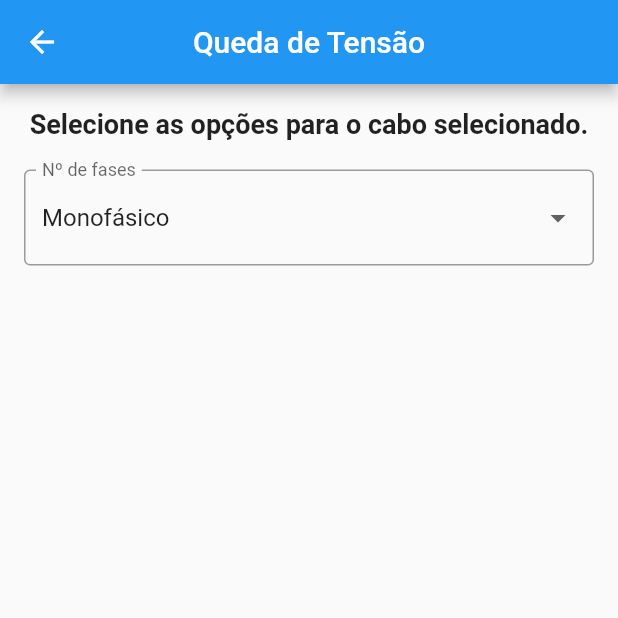
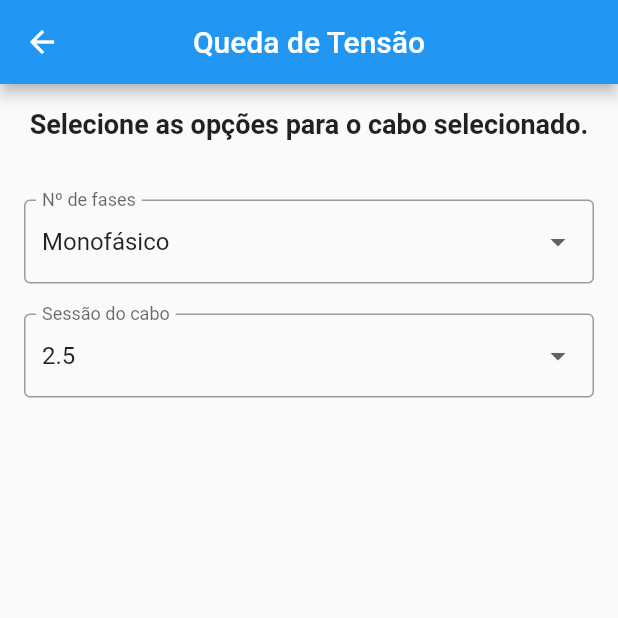
Before and after one commit to Henrique523/queda_tensao, a Flutter app: the screen it shows after launch, after a tap on "Selecionar", after a tap on "Próximo", on a phone screen of 412 x 824 dp, the top half of it. Run offline on Flutter 3.47's test engine with Material 2 defaults, Android fonts, the phone set to English and light mode, and no system bars.

Commit message:
continua desenvolvimento de aplicativo de calculo de queda de tensao

```diff
--- /dev/null
+++ b/lib/components/custom_dropdown_button.dart
@@ -0,0 +1,37 @@
+import 'package:flutter/material.dart';
+
+class CustomDropdownButton extends StatelessWidget {
+  final String dropdownValue;
+  final List<String> itemsList;
+  final void Function(String?) onChanged;
+  final String label;
+
+  CustomDropdownButton({
+    required this.dropdownValue,
+    required this.itemsList,
+    required this.onChanged,
+    required this.label,
+  });
+
+  @override
+  Widget build(BuildContext context) {
+    return DropdownButtonFormField<String>(
+      value: dropdownValue,
+      items: itemsList
+          .map(
+            (element) => DropdownMenuItem<String>(
+              child: Text(element),
+              value: element,
+            ),
+          )
+          .toList(),
+      onChanged: (value) => onChanged,
+      decoration: InputDecoration(
+        border: OutlineInputBorder(),
+        floatingLabelBehavior: FloatingLabelBehavior.auto,
+        labelText: label,
+        isDense: true,
+      ),
+    );
+  }
+}
--- a/lib/pages/cable_info.dart
+++ b/lib/pages/cable_info.dart
@@ -1,8 +1,17 @@
 import 'package:flutter/material.dart';
+import 'package:provider/provider.dart';
 import 'package:queda_tensao/components/base_structure.dart';
+import 'package:queda_tensao/components/custom_dropdown_button.dart';
+import 'package:queda_tensao/data/cables/aluminium.dart' as alluminium;
+import 'package:queda_tensao/data/cables/cupper.dart' as cupper;
+import 'package:queda_tensao/providers/calc_data.dart';
 
 class CableInfo extends StatelessWidget {
-  String dropdownValue = 'Monofásico';
+  List<String> cableSections(BuildContext context) {
+    return Provider.of<CalcData>(context).cableType == CableType.CUPPER
+      ? alluminium.infoDiameterCables.map((item) => item['diameter'].toString()).toList()
+      : cupper.infoDiameterCables.map((item) => item['diameter'].toString()).toList();
+  }
 
   @override
   Widget build(BuildContext context) {
@@ -23,22 +32,22 @@ class CableInfo extends StatelessWidget {
                 ),
               ),
             ),
+            const SizedBox(height: 40),
+            Consumer<CalcData>(
+              builder: (ctx, calcData, child) => CustomDropdownButton(
+                dropdownValue: calcData.numberOfPhases,
+                itemsList: ['Monofásico', 'Trifásico'],
+                label: 'Nº de fases',
+                onChanged: calcData.setNumberOfPhases,
+              ),
+            ),
             const SizedBox(height: 20),
-            DropdownButtonFormField<String>(
-              value: dropdownValue,
-              items: ['Monofásico', 'Trifásico']
-                  .map(
-                    (element) => DropdownMenuItem<String>(
-                      child: Text(element),
-                      value: element,
-                    ),
-                  )
-                  .toList(),
-              onChanged: (value) { },
-              decoration: InputDecoration(
-                border: OutlineInputBorder(),
-                floatingLabelBehavior: FloatingLabelBehavior.auto,
-                labelText: 'Nº de fases',
+            Consumer<CalcData>(
+              builder: (ctx, calcData, child) => CustomDropdownButton(
+                dropdownValue: calcData.cableSection,
+                itemsList: cableSections(context),
+                label: 'Sessão do cabo',
+                onChanged: calcData.setNumberOfPhases,
               ),
             ),
           ],
--- a/lib/pages/select_cable.dart
+++ b/lib/pages/select_cable.dart
@@ -38,7 +38,8 @@ class SelectCable extends StatelessWidget {
                 style: ElevatedButton.styleFrom(
                   padding: EdgeInsets.all(14),
                 ),
-                onPressed: () =>Navigator.of(context).pushNamed(AppRoutes.CABLE_INFO),
+                onPressed: () =>
+                    Navigator.of(context).pushNamed(AppRoutes.CABLE_INFO),
                 child: const Text(
                   'Próximo',
                   style: const TextStyle(
@@ -55,8 +56,6 @@ class SelectCable extends StatelessWidget {
   }
 
   Widget _cableButton(BuildContext context, String image, CableType cableType) {
-    CableType _cableType = Provider.of<CalcData>(context).cableType;
-
     return Column(
       crossAxisAlignment: CrossAxisAlignment.center,
       mainAxisAlignment: MainAxisAlignment.center,
@@ -69,17 +68,16 @@ class SelectCable extends StatelessWidget {
           ),
         ),
         const SizedBox(height: 10),
-        Consumer<CalcData>(
-          builder: (ctx, calcData, child) => Image.asset(
+        Image.asset(
           image,
           width: MediaQuery.of(context).size.width * 0.35,
           height: MediaQuery.of(context).size.width * 0.35,
         ),
-        ),
-        TextButton.icon(
+        Consumer<CalcData>(
+          builder: (ctx, calcData, child) => TextButton.icon(
             onPressed: () => Provider.of<CalcData>(context, listen: false)
                 .setCableType(cableType),
-          icon: Icon(_cableType == cableType
+            icon: Icon(calcData.cableType == cableType
                 ? Icons.check_box_outlined
                 : Icons.check_box_outline_blank),
             label: const Text('Selecionar'),
@@ -87,6 +85,7 @@ class SelectCable extends StatelessWidget {
               primary: Colors.black87,
             ),
           ),
+        ),
       ],
     );
   }
--- a/lib/providers/calc_data.dart
+++ b/lib/providers/calc_data.dart
@@ -7,13 +7,25 @@ enum CableType {
 
 class CalcData with ChangeNotifier {
   CableType _cableType = CableType.CUPPER;
+  String _numberOfPhases = 'Monofásico';
+  String _cableSection = '2.5';
 
-  CableType get cableType {
-    return this._cableType;
-  }
+  CableType get cableType => this._cableType;
+  String get numberOfPhases => this._numberOfPhases;
+  String get cableSection => this._cableSection;
 
   void setCableType(CableType cableType) {
     this._cableType = cableType;
+    print(this._cableType);
     notifyListeners();
   }
+
+  void setNumberOfPhases(String? value) {
+    this._numberOfPhases = value ?? 'Monofásico';
+    notifyListeners();
+  }
+
+  void setCableSection(String? value) {
+    this._cableSection = value ?? '2.5';
+  }
 }
```
Lines whose indentation alone changed are shown as unchanged.
